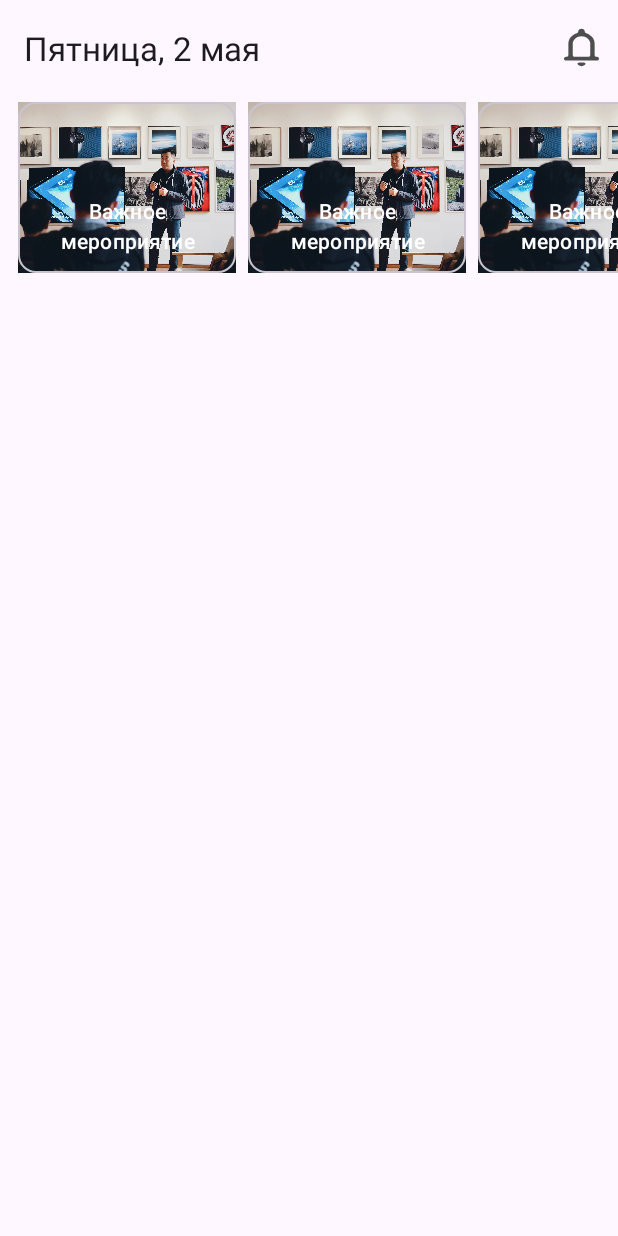
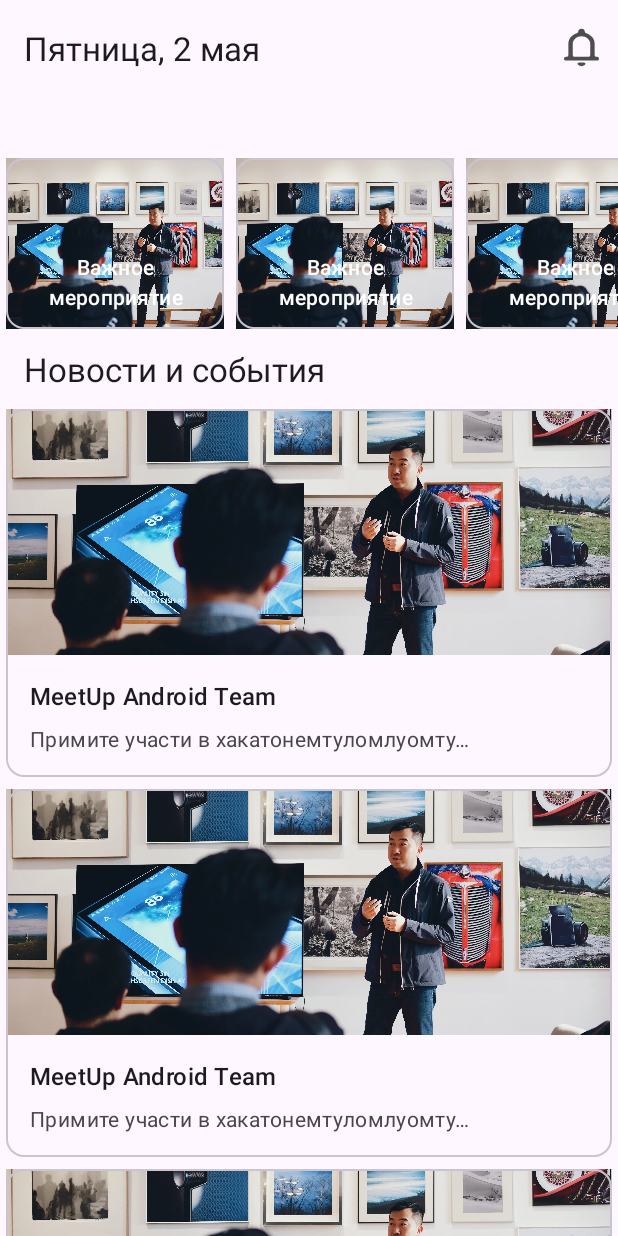
Before and after one commit to savchsm/incubiks, an Android app: the layout fragment_home.xml on its own in the app's theme, with its tools: preview values and no code run, on a phone screen of 412 x 824 dp. Run offline under Robolectric (Android 15) with nearby library versions, the phone set to English and light mode, and no system bars.

Commit message:
@frame - [EventsService, Home Screen] - CheckPoint 2.05

```diff
--- a/app/src/main/res/layout/fragment_home.xml
+++ b/app/src/main/res/layout/fragment_home.xml
@@ -20,17 +20,57 @@
 
     </com.google.android.material.appbar.AppBarLayout>
 
+    <androidx.core.widget.NestedScrollView
+        android:layout_width="match_parent"
+        android:layout_height="match_parent"
+        app:layout_behavior="com.google.android.material.appbar.AppBarLayout$ScrollingViewBehavior">
+
+        <LinearLayout
+            android:layout_width="match_parent"
+            android:layout_height="wrap_content"
+            android:orientation="vertical">
+
+            <include layout="@layout/item_text" />
+
             <androidx.recyclerview.widget.RecyclerView
                 android:id="@+id/rv_schedule_events"
                 android:layout_width="match_parent"
                 android:layout_height="wrap_content"
-        android:layout_marginStart="8dp"
+                android:layout_marginVertical="8dp"
                 android:clipChildren="false"
                 android:clipToPadding="false"
                 android:orientation="horizontal"
                 app:layoutManager="androidx.recyclerview.widget.LinearLayoutManager"
-        app:layout_behavior="com.google.android.material.appbar.AppBarLayout$ScrollingViewBehavior"
                 tools:itemCount="10"
-        tools:listitem="@layout/item_shedule_event" />
+                tools:listitem="@layout/item_schedule_event" />
+
+            <LinearLayout
+                android:layout_width="match_parent"
+                android:layout_height="wrap_content"
+                android:paddingHorizontal="16dp">
+
+                <TextView
+                    android:layout_width="match_parent"
+                    android:layout_height="wrap_content"
+                    android:textAppearance="@style/TextAppearance.Material3.TitleLarge"
+                    tools:text="Новости и события" />
+
+            </LinearLayout>
+
+            <androidx.recyclerview.widget.RecyclerView
+                android:id="@+id/rv_recommended_events"
+                android:layout_width="match_parent"
+                android:layout_height="wrap_content"
+                android:layout_marginVertical="8dp"
+                android:clipChildren="false"
+                android:clipToPadding="false"
+                android:orientation="vertical"
+                app:layoutManager="androidx.recyclerview.widget.LinearLayoutManager"
+                tools:itemCount="10"
+                tools:listitem="@layout/item_recommended_event" />
+
+        </LinearLayout>
+
+    </androidx.core.widget.NestedScrollView>
 
 </androidx.coordinatorlayout.widget.CoordinatorLayout>
--- /dev/null
+++ b/app/src/main/res/layout/item_recommended_event.xml
@@ -0,0 +1,49 @@
+<?xml version="1.0" encoding="utf-8"?>
+<com.google.android.material.card.MaterialCardView xmlns:android="http://schemas.android.com/apk/res/android"
+    xmlns:app="http://schemas.android.com/apk/res-auto"
+    xmlns:tools="http://schemas.android.com/tools"
+    android:id="@+id/card"
+    android:layout_width="match_parent"
+    android:layout_height="wrap_content"
+    android:layout_margin="4dp">
+
+    <LinearLayout
+        android:layout_width="match_parent"
+        android:layout_height="wrap_content"
+        android:orientation="vertical">
+
+
+        <ImageView
+            android:layout_width="match_parent"
+            android:layout_height="164dp"
+            android:scaleType="centerCrop"
+            tools:srcCompat="@drawable/def_picture_1" />
+
+        <LinearLayout
+            android:layout_width="match_parent"
+            android:layout_height="wrap_content"
+            android:orientation="vertical"
+            android:padding="16dp">
+
+            <TextView
+                android:layout_width="wrap_content"
+                android:layout_height="wrap_content"
+                android:text="@string/meetup_android_team"
+                android:textAppearance="?attr/textAppearanceTitleMedium" />
+
+            <TextView
+                android:layout_width="wrap_content"
+                android:layout_height="wrap_content"
+                android:layout_marginTop="8dp"
+                android:maxLines="1"
+                android:ellipsize="end"
+                android:maxEms="15"
+                android:textAppearance="?attr/textAppearanceBodyMedium"
+                android:textColor="?android:attr/textColorSecondary"
+                tools:text="@string/def_secondary_text" />
+
+        </LinearLayout>
+
+    </LinearLayout>
+
+</com.google.android.material.card.MaterialCardView>
--- a/app/src/main/res/layout/item_text.xml
+++ b/app/src/main/res/layout/item_text.xml
@@ -3,5 +3,6 @@
     xmlns:tools="http://schemas.android.com/tools"
     android:layout_width="match_parent"
     android:layout_height="wrap_content"
+    android:layout_marginStart="16dp"
     android:textAppearance="@style/TextAppearance.Material3.TitleLarge"
     tools:text="@string/today" />
--- a/app/src/main/res/values/strings.xml
+++ b/app/src/main/res/values/strings.xml
@@ -10,4 +10,6 @@
     <string name="def_app_bar_title">Пятница, 2 мая</string>
     <string name="today">Сегодня</string>
     <string name="on_holiday">В отпуске</string>
+    <string name="meetup_android_team">MeetUp Android Team</string>
+    <string name="def_secondary_text">Примите участи в хакатонемтуломлуомтуолмтоуктмоумтолумотмуомтмут</string>
 </resources>
```
Also changed, not shown: app/src/main/res/layout/item_schedule_event.xml (renamed from app/src/main/res/layout/item_shedule_event.xml). Lines whose indentation alone changed are shown as unchanged.
